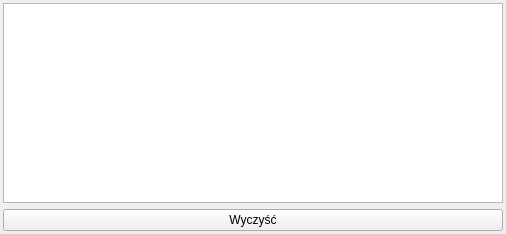
This is gui/ui/LogConsoleWidget.ui in k4zz/Anatoole as Qt 5 draws it before an edit. The edited form follows.
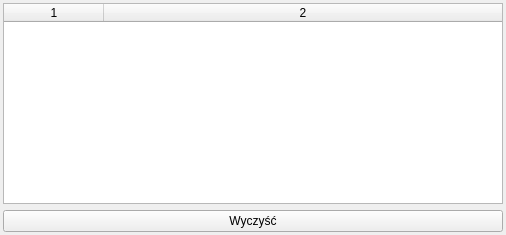
This is the edited form.

```diff
--- a/gui/ui/LogConsoleWidget.ui
+++ b/gui/ui/LogConsoleWidget.ui
@@ -7,7 +7,7 @@
     <x>0</x>
     <y>0</y>
     <width>506</width>
-    <height>233</height>
+    <height>235</height>
    </rect>
   </property>
   <property name="windowTitle">
@@ -34,6 +34,35 @@
        <height>200</height>
       </size>
      </property>
+     <property name="autoScroll">
+      <bool>true</bool>
+     </property>
+     <property name="verticalScrollMode">
+      <enum>QAbstractItemView::ScrollPerPixel</enum>
+     </property>
+     <property name="columnCount">
+      <number>2</number>
+     </property>
+     <attribute name="horizontalHeaderVisible">
+      <bool>true</bool>
+     </attribute>
+     <attribute name="horizontalHeaderCascadingSectionResizes">
+      <bool>false</bool>
+     </attribute>
+     <attribute name="horizontalHeaderHighlightSections">
+      <bool>false</bool>
+     </attribute>
+     <attribute name="horizontalHeaderShowSortIndicator" stdset="0">
+      <bool>false</bool>
+     </attribute>
+     <attribute name="horizontalHeaderStretchLastSection">
+      <bool>true</bool>
+     </attribute>
+     <attribute name="verticalHeaderVisible">
+      <bool>false</bool>
+     </attribute>
+     <column/>
+     <column/>
     </widget>
    </item>
    <item>
```
